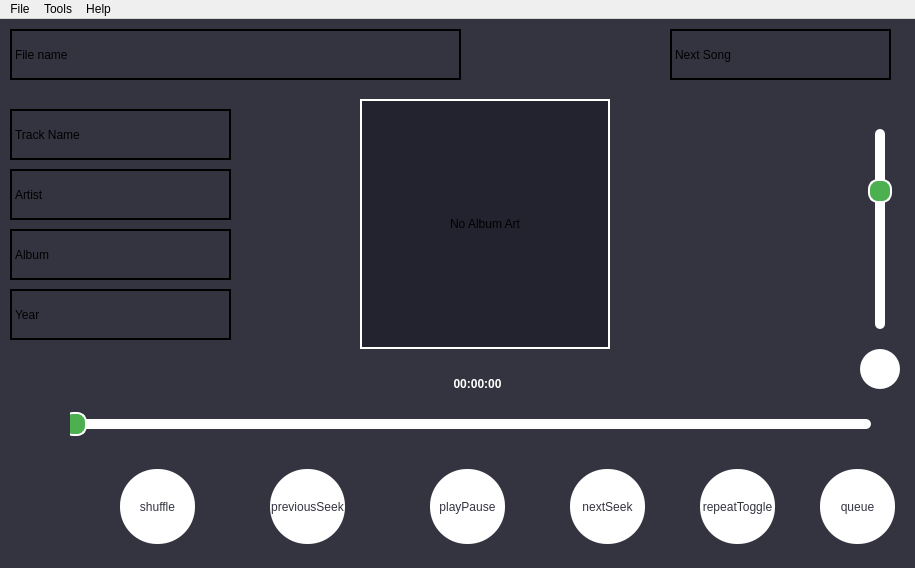
Before: the Qt Designer form mainwindow.ui in akhil-kk15/flacplayer, drawn with Qt 5.
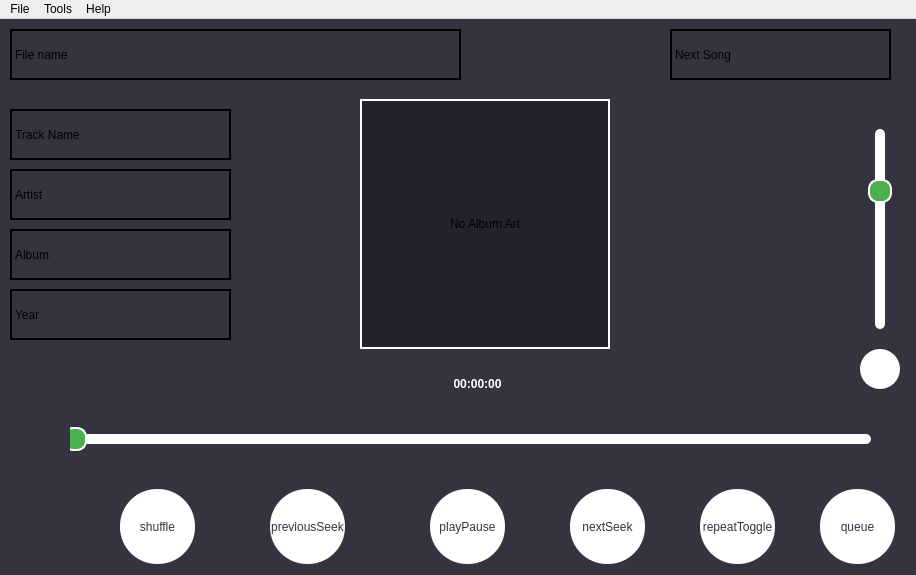
After: the same form once the commit is applied.

Diff of the .ui file:
```diff
--- a/mainwindow.ui
+++ b/mainwindow.ui
@@ -6,8 +6,8 @@
    <rect>
     <x>0</x>
     <y>0</y>
-    <width>915</width>
-    <height>568</height>
+    <width>916</width>
+    <height>575</height>
    </rect>
   </property>
   <property name="windowTitle">
@@ -48,9 +48,9 @@
     <property name="geometry">
      <rect>
       <x>70</x>
-      <y>360</y>
+      <y>380</y>
       <width>801</width>
-      <height>91</height>
+      <height>81</height>
      </rect>
     </property>
     <property name="styleSheet">
@@ -77,7 +77,7 @@
     <property name="geometry">
      <rect>
       <x>430</x>
-      <y>450</y>
+      <y>470</y>
       <width>75</width>
       <height>75</height>
      </rect>
@@ -107,7 +107,7 @@
     <property name="geometry">
      <rect>
       <x>570</x>
-      <y>450</y>
+      <y>470</y>
       <width>75</width>
       <height>75</height>
      </rect>
@@ -137,7 +137,7 @@
     <property name="geometry">
      <rect>
       <x>270</x>
-      <y>450</y>
+      <y>470</y>
       <width>75</width>
       <height>75</height>
      </rect>
@@ -167,7 +167,7 @@
     <property name="geometry">
      <rect>
       <x>120</x>
-      <y>450</y>
+      <y>470</y>
       <width>75</width>
       <height>75</height>
      </rect>
@@ -197,7 +197,7 @@
     <property name="geometry">
      <rect>
       <x>820</x>
-      <y>450</y>
+      <y>470</y>
       <width>75</width>
       <height>75</height>
      </rect>
@@ -474,7 +474,7 @@
     <property name="geometry">
      <rect>
       <x>700</x>
-      <y>450</y>
+      <y>470</y>
       <width>75</width>
       <height>75</height>
      </rect>
@@ -506,7 +506,7 @@
     <rect>
      <x>0</x>
      <y>0</y>
-     <width>915</width>
+     <width>916</width>
      <height>23</height>
     </rect>
    </property>
```
